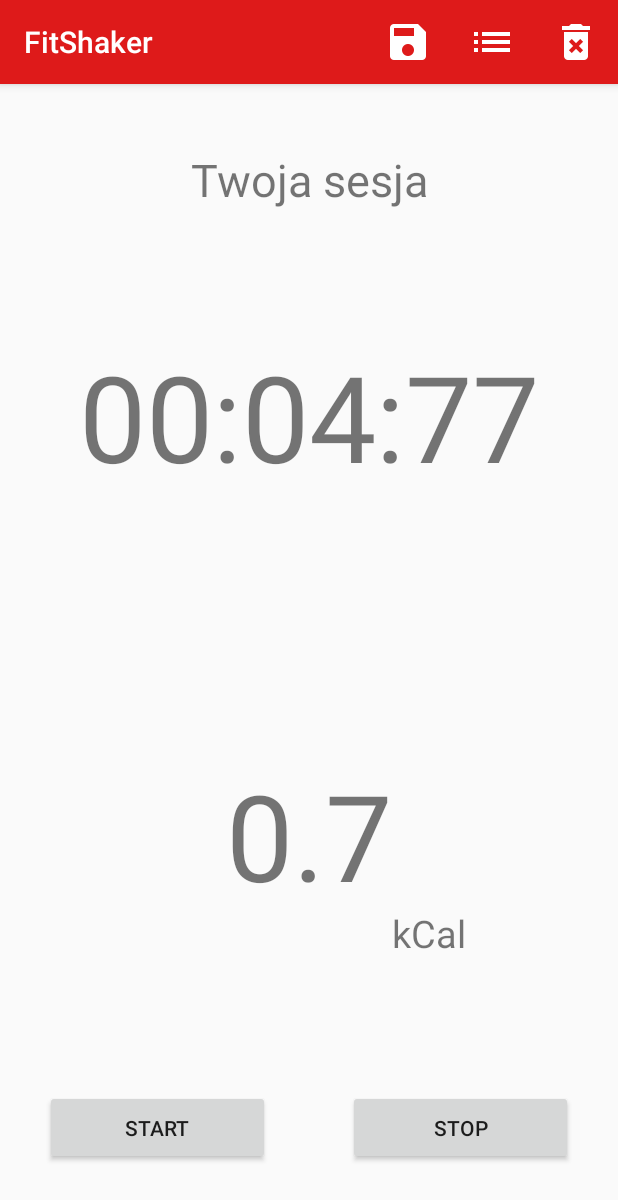
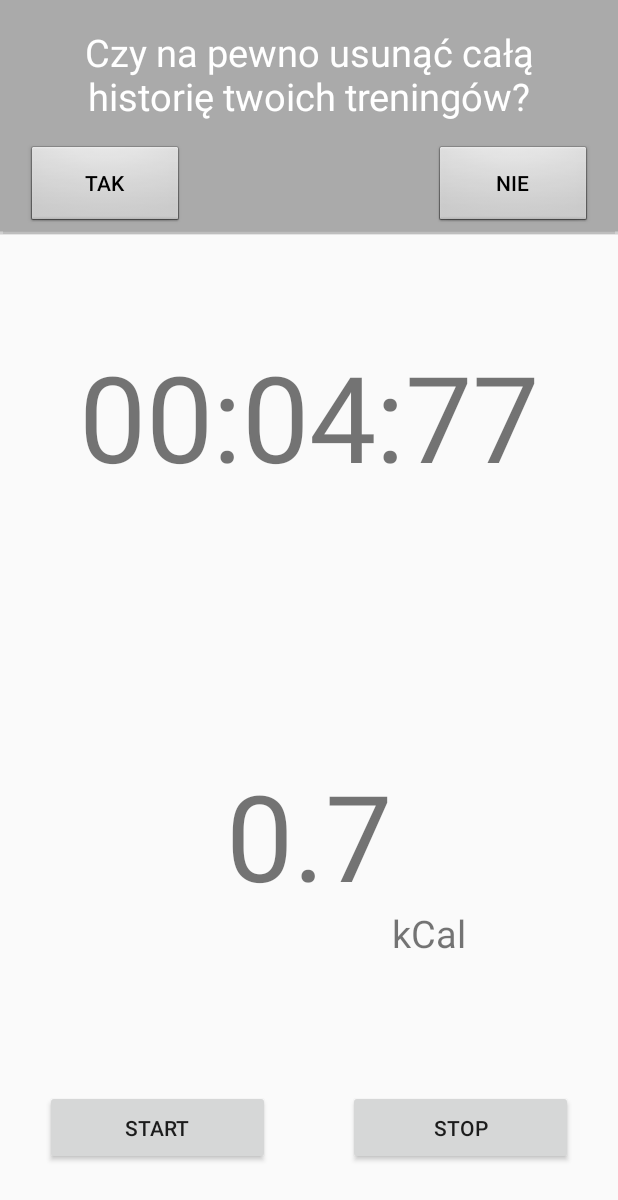
Before and after one commit to Emenowicz/FitShaker, an Android app: the screen it shows after launch (MainActivity), after a tap on an icon or button, on a phone screen of 412 x 824 dp. Shown: the top 1200 px of the screen. Run offline under Robolectric (Android 15) with nearby library versions, the phone set to English and light mode, and no system bars; our stand-ins replace ButterKnife; 3 other taps on this screen came first.

Commit message:
Add popup window on cleaning history and icon

```diff
--- a/app/src/main/AndroidManifest.xml
+++ b/app/src/main/AndroidManifest.xml
@@ -3,9 +3,9 @@
     package="com.example.dawidmichalowicz.fitshaker">
     <application
         android:allowBackup="true"
-        android:icon="@mipmap/ic_launcher"
+        android:icon="@drawable/fitshaker_icon"
         android:label="@string/app_name"
-        android:roundIcon="@mipmap/ic_launcher_round"
+        android:roundIcon="@drawable/fitshaker_icon"
         android:supportsRtl="true"
         android:theme="@style/AppTheme">
         <activity android:name=".MainActivity"
@@ -17,8 +17,8 @@
                 <category android:name="android.intent.category.LAUNCHER" />
             </intent-filter>
         </activity>
-        <activity android:name=".List">
-
+        <activity android:name=".List"
+            android:screenOrientation="portrait">
         </activity>
 
     </application>
--- a/app/src/main/java/com/example/dawidmichalowicz/fitshaker/MainActivity.java
+++ b/app/src/main/java/com/example/dawidmichalowicz/fitshaker/MainActivity.java
@@ -8,15 +8,21 @@ import android.hardware.Sensor;
 import android.hardware.SensorEvent;
 import android.hardware.SensorEventListener;
 import android.hardware.SensorManager;
+import android.os.Build;
 import android.os.Handler;
+import android.support.constraint.ConstraintLayout;
 import android.support.v7.app.AppCompatActivity;
 import android.os.Bundle;
 import android.util.Log;
+import android.view.Gravity;
+import android.view.LayoutInflater;
 import android.view.Menu;
 import android.view.MenuInflater;
 import android.view.MenuItem;
 import android.view.View;
 import android.widget.Button;
+import android.widget.PopupWindow;
+import android.widget.RelativeLayout;
 import android.widget.TextView;
 import android.widget.Toast;
 
@@ -42,6 +48,7 @@ public class MainActivity extends AppCompatActivity implements SensorEventListen
     private SensorManager sensorManager;
     private Sensor accelerometer;
     private CaloriesCounter calCounter;
+    ConstraintLayout constraintLayout;
     private long lastUpdate = 0;
     private float last_x, last_y, last_z;
     private static final int SHAKE_THRESHOLD = 600;
@@ -58,6 +65,7 @@ public class MainActivity extends AppCompatActivity implements SensorEventListen
     boolean stopped = false;
     float cals;
     private SharedPreferences preferences;
+    public Context mainContext;
 
     //Timer setup
     Handler timerHandler = new Handler();
@@ -71,6 +79,7 @@ public class MainActivity extends AppCompatActivity implements SensorEventListen
             millis = (int) ((millis % 1000) / 10);
             minutes = seconds / 60;
             seconds = seconds % 60;
+
 
             timerTV.setText(String.format("%02d:%02d:%02d", minutes, seconds, millis));
             cals = calCounter.countCals(time, weight);
@@ -87,6 +96,8 @@ public class MainActivity extends AppCompatActivity implements SensorEventListen
         setContentView(R.layout.activity_main);
         ButterKnife.bind(this);
 
+        mainContext = getApplicationContext();
+        constraintLayout = (ConstraintLayout) findViewById(R.id.cl);
         preferences = getSharedPreferences("trainings", Activity.MODE_PRIVATE);
         calCounter = new CaloriesCounter();
         sensorManager = (SensorManager) getSystemService(Context.SENSOR_SERVICE);
@@ -95,29 +106,59 @@ public class MainActivity extends AppCompatActivity implements SensorEventListen
     }
 
     @Override
-    public boolean onCreateOptionsMenu(Menu menu){
+    public boolean onCreateOptionsMenu(Menu menu) {
         MenuInflater inflater = getMenuInflater();
-        inflater.inflate(R.menu.menu,menu);
+        inflater.inflate(R.menu.menu, menu);
         return true;
     }
 
     @Override
-    public boolean onOptionsItemSelected(MenuItem item){
-        switch(item.getItemId()) {
+    public boolean onOptionsItemSelected(MenuItem item) {
+        switch (item.getItemId()) {
             case R.id.saveAction:
                 saveData();
                 Toast.makeText(this, "Trening zapisany", Toast.LENGTH_SHORT).show();
                 break;
             case R.id.showSettingsAction:
-                Toast.makeText(this, "Settings selected", Toast.LENGTH_SHORT).show();
-                Intent intent = new Intent(this,List.class);
+                Intent intent = new Intent(this, List.class);
                 startActivity(intent);
                 break;
             case R.id.resetTrainingList:
-                SharedPreferences.Editor preferencesEditor = preferences.edit();
-                preferencesEditor.clear();
-                preferencesEditor.commit();
-                Toast.makeText(this, "Historia treningów wyczyszczona", Toast.LENGTH_SHORT).show();
+                LayoutInflater inflater = (LayoutInflater) getApplicationContext().getSystemService(LAYOUT_INFLATER_SERVICE);
+                View popup = inflater.inflate(R.layout.popup,null);
+                final PopupWindow popupWindow = new PopupWindow(
+                        popup,
+                        RelativeLayout.LayoutParams.WRAP_CONTENT,
+                        RelativeLayout.LayoutParams.WRAP_CONTENT
+                );
+                if(Build.VERSION.SDK_INT>=21){
+                    popupWindow.setElevation(5.0f);
+                }
+                Button confirm = (Button) popup.findViewById(R.id.confirmButton);
+                Button decline = (Button) popup.findViewById(R.id.declineButton);
+
+                confirm.setOnClickListener(new View.OnClickListener(){
+
+                    @Override
+                    public void onClick(View v) {
+                        SharedPreferences.Editor preferencesEditor = preferences.edit();
+                        preferencesEditor.clear();
+                        preferencesEditor.apply();
+                        popupWindow.dismiss();
+                        Toast.makeText(mainContext, "Historia treningów wyczyszczona", Toast.LENGTH_SHORT).show();
+                    }
+                });
+
+                decline.setOnClickListener(new View.OnClickListener(){
+
+                    @Override
+                    public void onClick(View v) {
+                        popupWindow.dismiss();
+                        Toast.makeText(mainContext, "Historia treningów bez zmian", Toast.LENGTH_SHORT).show();
+                    }
+                });
+                popupWindow.showAtLocation(constraintLayout, Gravity.CENTER,0,0);
+
                 break;
             default:
                 break;
@@ -133,11 +174,11 @@ public class MainActivity extends AppCompatActivity implements SensorEventListen
         Date date = new Date();
 
         String duration = String.format("%02d:%02d:%02d", minutes, seconds, millis);
-        String result = key.format(date) + "   \nCzas: "+ duration + "    \nSpalone kalorie: " + String.format(getString(R.string.cal_format),cals);
-        Log.d("log",result);
-        Log.d("log",key.format(date));
+        String result = key.format(date) + "   \nCzas: " + duration + "    \nSpalone kalorie: " + String.format(getString(R.string.cal_format), cals);
+        Log.d("log", result);
+        Log.d("log", key.format(date));
 
-        preferencesEditor.putString(key.format(date),result);
+        preferencesEditor.putString(key.format(date), result);
         preferencesEditor.apply();
     }
 
@@ -219,8 +260,7 @@ public class MainActivity extends AppCompatActivity implements SensorEventListen
             timerHandler.removeCallbacks(timerRunnable);
             startButton.setClickable(true);
             stopped = true;
-        }
-        else {
+        } else {
             timerTV.setText(getString(R.string.default_timer));
             calTV.setText(getString(R.string.default_cal));
             stopped = false;
--- a/app/src/main/res/layout/activity_main.xml
+++ b/app/src/main/res/layout/activity_main.xml
@@ -4,6 +4,7 @@
     xmlns:tools="http://schemas.android.com/tools"
     android:layout_width="match_parent"
     android:layout_height="match_parent"
+    android:id="@+id/cl"
     tools:context="com.example.dawidmichalowicz.fitshaker.MainActivity">
 
     <android.support.constraint.Guideline
--- /dev/null
+++ b/app/src/main/res/layout/popup.xml
@@ -0,0 +1,40 @@
+<?xml version="1.0" encoding="utf-8"?>
+<RelativeLayout xmlns:android="http://schemas.android.com/apk/res/android"
+    android:id="@+id/rl"
+    android:layout_width="match_parent"
+    android:layout_height="match_parent"
+    android:padding="2dp"
+    android:background="@android:color/darker_gray">
+    <TextView
+        android:layout_width="wrap_content"
+        android:layout_height="wrap_content"
+        android:text="@string/delete_prompt"
+        android:textColor="@android:color/primary_text_dark"
+        android:id="@+id/prompt"
+        android:textSize="25sp"
+        android:layout_margin="15dp"
+        android:elegantTextHeight="true"
+        android:layout_alignParentTop="true"
+        android:layout_alignParentStart="true"
+        android:gravity="center"/>
+    <Button
+        android:id="@+id/confirmButton"
+        android:layout_width="105dp"
+        android:layout_height="55dp"
+        android:text="@string/confirm"
+        android:textColor="@android:color/primary_text_light"
+        android:background="@android:drawable/btn_default"
+        android:layout_below="@+id/prompt"
+        android:layout_alignStart="@+id/prompt" />
+    <Button
+        android:id="@+id/declineButton"
+        android:layout_width="105dp"
+        android:layout_height="55dp"
+        android:text="@string/no"
+        android:textColor="@android:color/primary_text_light"
+        android:background="@android:drawable/btn_default"
+        android:layout_below="@+id/prompt"
+        android:layout_alignEnd="@+id/prompt" />
+
+
+</RelativeLayout>
--- a/app/src/main/res/values/colors.xml
+++ b/app/src/main/res/values/colors.xml
@@ -3,4 +3,5 @@
     <color name="colorPrimary">#de1a1a</color>
     <color name="colorPrimaryDark">#ba3030</color>
     <color name="colorAccent">#e28888</color>
+    <color name="white">#FFFFFF</color>
 </resources>
--- a/app/src/main/res/values/strings.xml
+++ b/app/src/main/res/values/strings.xml
@@ -7,4 +7,7 @@
     <string name="stop_session">Stop</string>
     <string name="kcal">kCal</string>
     <string name="cal_format">%03.1f</string>
+    <string name="delete_prompt">Czy na pewno  usunąć całą historię  twoich treningów?</string>
+    <string name="no">Nie</string>
+    <string name="confirm">Tak</string>
 </resources>
```
Also changed, not shown: app/src/main/res/drawable/fitshaker_icon.png (added).
